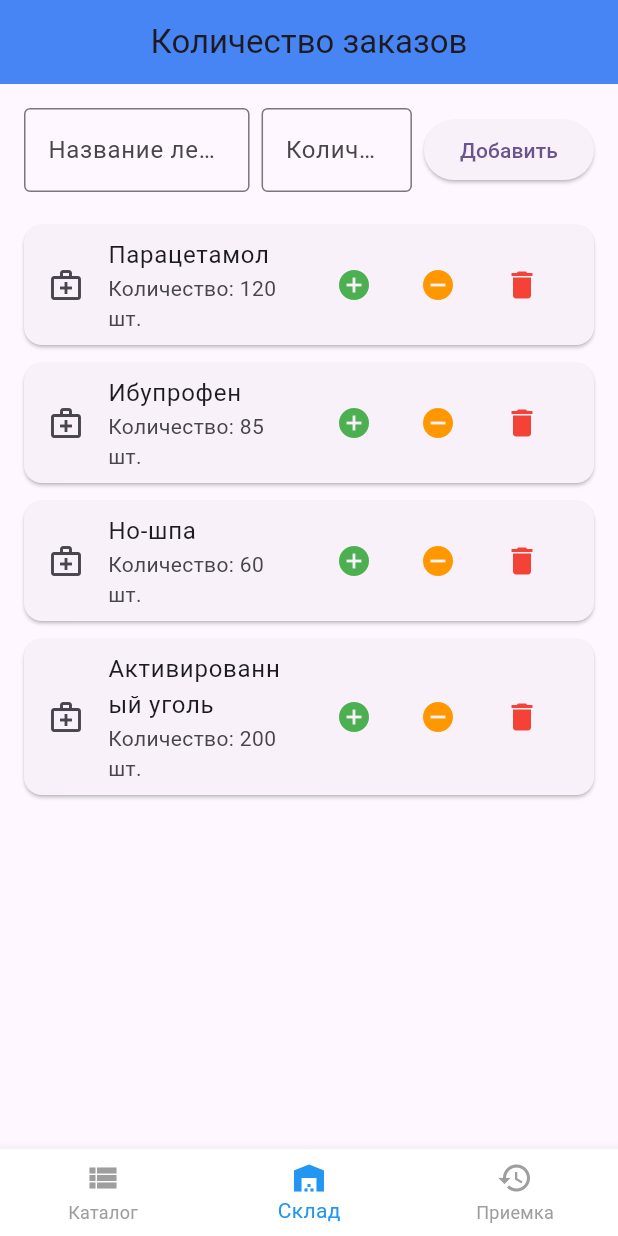
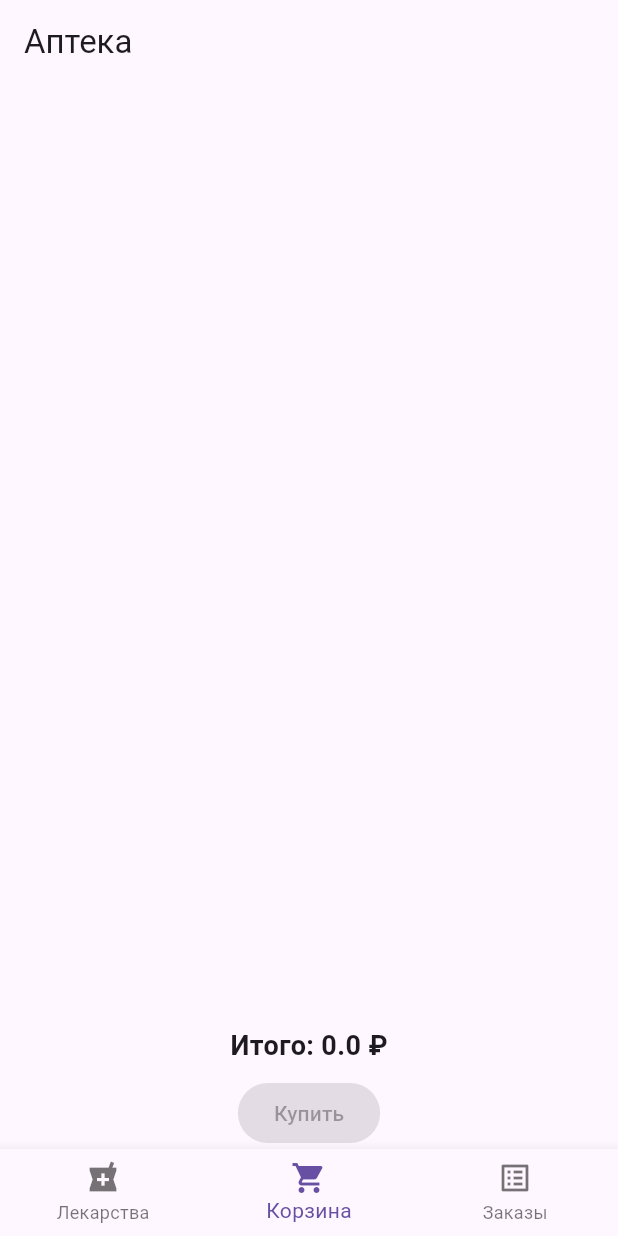
Before and after one commit to depresso-m/first_flutter, a Flutter app: the screen it shows after launch, item 2 of the bottom bar chosen, on a phone screen of 412 x 824 dp. Run offline on Flutter 3.47's test engine with Material 3 defaults, Android fonts, the phone set to English and light mode, and no system bars.

Commit message:
общая логика написана

```diff
--- a/lib/main.dart
+++ b/lib/main.dart
@@ -1,7 +1,11 @@
-import 'package:first_flutter/screens/medReceptionScreen.dart';
-import 'package:first_flutter/screens/medicineScreen.dart';
-import 'package:first_flutter/screens/stockScreen.dart';
+import 'package:first_flutter/screens/cartScreen.dart';
+import 'package:first_flutter/screens/medicinesScreen.dart';
+import 'package:first_flutter/screens/ordersScreen.dart';
 import 'package:flutter/material.dart';
+
+import 'models/cartItem.dart';
+import 'models/medicine.dart';
+import 'models/order.dart';
 
 void main() {
   runApp(const MyApp());
@@ -13,14 +17,15 @@
   @override
   Widget build(BuildContext context) {
     return MaterialApp(
-      title: 'Практика №4',
+      title: 'Аптека',
       theme: ThemeData(
-        colorScheme: ColorScheme.fromSeed(seedColor: Colors.deepPurple),
-      ),
-      home: const MainScreen(),
+          primarySwatch: Colors.teal,
+          useMaterial3: true),
+      home: MainScreen(),
     );
   }
 }
+
 
 class MainScreen extends StatefulWidget {
   const MainScreen({super.key});
@@ -30,48 +35,63 @@
 }
 
 class _MainScreenState extends State<MainScreen> {
-  int _currentIndex = 0;
-  final List<Widget> _screens = const [
-    MedicineScreen(),
-    PharmacyStockScreen(),
-    MedicineReceptionScreen(),
+  int _selectedIndex = 0;
+  List<CartItem> cart = [];
+  List<Order> orders = [];
+
+  final List<Medicine> medicines = [
+    Medicine(name: 'Парацетамол', price: 120),
+    Medicine(name: 'Ибупрофен', price: 150),
+    Medicine(name: 'Аспирин', price: 90),
   ];
 
-  final List<String> _titles = [
-    "Каталог лекарств",
-    "Количество заказов",
-    "Приемка",
-  ];
+  void addToCart(Medicine med) {
+    setState(() {
+      final existing = cart.where((item) => item.medicine == med).toList();
+      if (existing.isNotEmpty) {
+        existing.first.quantity++;
+      } else {
+        cart.add(CartItem(medicine: med));
+      }
+    });
+  }
+
+  void makeOrder(String address) {
+    final total = cart.fold(
+        0.0, (sum, item) => sum + item.medicine.price * item.quantity);
+    setState(() {
+      orders.add(Order(items: List.from(cart),
+          total: total,
+          address: address,
+          date: DateTime.now()));
+      cart.clear();
+    });
+  }
 
   @override
   Widget build(BuildContext context) {
-    return Scaffold(
-      appBar: AppBar(
-        title: Text(_titles[_currentIndex]),
-        centerTitle: true,
-        backgroundColor: Colors.blueAccent,
-        elevation: 4,
-      ),
-      body: _screens[_currentIndex],
-      bottomNavigationBar: BottomNavigationBar(
-        currentIndex: _currentIndex,
-        onTap: (index) {
-          setState(() {
-            _currentIndex = index;
-          });
-        },
-        selectedItemColor: Colors.blue,
-        unselectedItemColor: Colors.grey,
-        backgroundColor: Colors.white,
-        type: BottomNavigationBarType.fixed,
-        items: const [
-          BottomNavigationBarItem(
-            icon: Icon(Icons.view_list),
-            label: "Каталог",
-          ),
-          BottomNavigationBarItem(icon: Icon(Icons.warehouse), label: "Склад"),
-          BottomNavigationBarItem(icon: Icon(Icons.history), label: "Приемка"),
-        ],
+    final screens = [
+      MedicinesScreen(medicines: medicines, onAdd: addToCart),
+      CartScreen(cart: cart, onOrder: makeOrder),
+      OrdersScreen(orders: orders),
+    ];
+
+    return MaterialApp(
+      home: Scaffold(
+        appBar: AppBar(title: Text('Аптека')),
+        body: screens[_selectedIndex],
+        bottomNavigationBar: BottomNavigationBar(
+          currentIndex: _selectedIndex,
+          onTap: (i) => setState(() => _selectedIndex = i),
+          items: const [
+            BottomNavigationBarItem(
+                icon: Icon(Icons.local_pharmacy), label: 'Лекарства'),
+            BottomNavigationBarItem(
+                icon: Icon(Icons.shopping_cart), label: 'Корзина'),
+            BottomNavigationBarItem(
+                icon: Icon(Icons.list_alt), label: 'Заказы'),
+          ],
+        ),
       ),
     );
   }
--- /dev/null
+++ b/lib/models/cartItem.dart
@@ -0,0 +1,7 @@
+import 'medicine.dart';
+
+class CartItem {
+  final Medicine medicine;
+  int quantity;
+  CartItem({required this.medicine, this.quantity = 1});
+}
--- /dev/null
+++ b/lib/models/medicine.dart
@@ -0,0 +1,5 @@
+class Medicine {
+  final String name;
+  final double price;
+  Medicine({required this.name, required this.price});
+}
--- /dev/null
+++ b/lib/models/order.dart
@@ -0,0 +1,9 @@
+import 'cartItem.dart';
+
+class Order {
+  final List<CartItem> items;
+  final double total;
+  final String address;
+  final DateTime date;
+  Order({required this.items, required this.total, required this.address, required this.date});
+}
--- /dev/null
+++ b/lib/screens/cartScreen.dart
@@ -0,0 +1,83 @@
+import 'package:flutter/material.dart';
+
+import '../models/cartItem.dart';
+
+class CartScreen extends StatefulWidget {
+  final List<CartItem> cart;
+  final Function(String) onOrder;
+  const CartScreen({required this.cart, required this.onOrder});
+
+  @override
+  _CartScreenState createState() => _CartScreenState();
+}
+
+class _CartScreenState extends State<CartScreen> {
+  @override
+  Widget build(BuildContext context) {
+    final total = widget.cart.fold(0.0, (sum, item) => sum + item.medicine.price * item.quantity);
+
+    return Column(
+      children: [
+        Expanded(
+          child: ListView.builder(
+            itemCount: widget.cart.length,
+            itemBuilder: (_, i) {
+              final item = widget.cart[i];
+              return ListTile(
+                title: Text(item.medicine.name),
+                subtitle: Text('${item.medicine.price} ₽ x ${item.quantity}'),
+                trailing: Row(
+                  mainAxisSize: MainAxisSize.min,
+                  children: [
+                    IconButton(icon: Icon(Icons.remove), onPressed: () {
+                      setState(() {
+                        if (item.quantity > 1) item.quantity--;
+                      });
+                    }),
+                    IconButton(icon: Icon(Icons.add), onPressed: () {
+                      setState(() {
+                        item.quantity++;
+                      });
+                    }),
+                  ],
+                ),
+              );
+            },
+          ),
+        ),
+        Padding(
+          padding: const EdgeInsets.all(8.0),
+          child: Text('Итого: $total ₽', style: TextStyle(fontSize: 18, fontWeight: FontWeight.bold)),
+        ),
+        ElevatedButton(
+          child: Text('Купить'),
+          onPressed: widget.cart.isEmpty ? null : () {
+            showDialog(
+              context: context,
+              builder: (dialogContext) {
+                final controller = TextEditingController();
+                return AlertDialog(
+                  title: Text('Адрес доставки'),
+                  content: TextField(controller: controller, decoration: InputDecoration(hintText: 'Введите адрес')),
+                  actions: [
+                    TextButton(onPressed: () => Navigator.pop(dialogContext), child: Text('Отмена')),
+                    ElevatedButton(
+                      onPressed: () {
+                        final address = controller.text;
+                        Navigator.pop(dialogContext);
+                        WidgetsBinding.instance.addPostFrameCallback((_) {
+                          widget.onOrder(address);
+                        });
+                      },
+                      child: Text('Подтвердить'),
+                    ),
+                  ],
+                );
+              },
+            );
+          },
+        ),
+      ],
+    );
+  }
+}
--- a/lib/screens/stockScreen.dart
+++ /dev/null
@@ -1,166 +0,0 @@
-import 'package:flutter/material.dart';
-
-class PharmacyStockScreen extends StatefulWidget {
-  const PharmacyStockScreen({super.key});
-
-  @override
-  State<PharmacyStockScreen> createState() => _PharmacyStockScreenState();
-}
-
-class _PharmacyStockScreenState extends State<PharmacyStockScreen> {
-  final List<Medicine> _medicines = [
-    Medicine(name: "Парацетамол", quantity: 120),
-    Medicine(name: "Ибупрофен", quantity: 85),
-    Medicine(name: "Но-шпа", quantity: 60),
-    Medicine(name: "Активированный уголь", quantity: 200),
-  ];
-  final TextEditingController _nameController = TextEditingController();
-  final TextEditingController _countController = TextEditingController();
-
-  void _addMedicine() {
-    final name = _nameController.text.trim();
-    final countText = _countController.text.trim();
-    final count = int.tryParse(countText) ?? 0;
-
-    if (name.isEmpty || count <= 0) return;
-
-    setState(() {
-      _medicines.add(Medicine(name: name, quantity: count));
-    });
-
-    _nameController.clear();
-    _countController.clear();
-  }
-
-  void _removeMedicine(int index) {
-    setState(() {
-      _medicines.removeAt(index);
-    });
-  }
-
-  @override
-  Widget build(BuildContext context) {
-    return Center(
-      child: Padding(
-        padding: const EdgeInsets.all(16.0),
-        child: Column(
-          mainAxisAlignment: MainAxisAlignment.start,
-          children: [
-            Row(
-              children: [
-                Expanded(
-                  flex: 3,
-                  child: TextField(
-                    controller: _nameController,
-                    decoration: const InputDecoration(
-                      labelText: "Название лекарства",
-                      border: OutlineInputBorder(),
-                    ),
-                  ),
-                ),
-                const SizedBox(width: 8),
-                Expanded(
-                  flex: 2,
-                  child: TextField(
-                    controller: _countController,
-                    keyboardType: TextInputType.number,
-                    decoration: const InputDecoration(
-                      labelText: "Количество",
-                      border: OutlineInputBorder(),
-                    ),
-                  ),
-                ),
-                const SizedBox(width: 8),
-                ElevatedButton(
-                  onPressed: _addMedicine,
-                  child: const Text("Добавить"),
-                ),
-              ],
-            ),
-            const SizedBox(height: 16),
-
-            Expanded(
-              child: ListView.builder(
-                itemCount: _medicines.length,
-                itemBuilder: (context, index) {
-                  final medicine = _medicines[index];
-                  return MedicineItem(
-                    key: ValueKey(medicine.name),
-                    medicine: medicine,
-                    onRemove: () => _removeMedicine(index),
-                  );
-                },
-              ),
-            ),
-          ],
-        ),
-      ),
-    );
-  }
-}
-
-class Medicine {
-  String name;
-  int quantity;
-
-  Medicine({required this.name, required this.quantity});
-}
-
-class MedicineItem extends StatefulWidget {
-  final Medicine medicine;
-  final VoidCallback onRemove;
-
-  const MedicineItem({
-    required Key key,
-    required this.medicine,
-    required this.onRemove,
-  }) : super(key: key);
-
-  @override
-  State<MedicineItem> createState() => _MedicineItemState();
-}
-
-class _MedicineItemState extends State<MedicineItem> {
-  void _increase() {
-    setState(() {
-      widget.medicine.quantity++;
-    });
-  }
-
-  void _decrease() {
-    setState(() {
-      if (widget.medicine.quantity > 0) {
-        widget.medicine.quantity--;
-      }
-    });
-  }
-
-  @override
-  Widget build(BuildContext context) {
-    return Card(
-      margin: const EdgeInsets.symmetric(vertical: 6),
-      child: ListTile(
-        leading: const Icon(Icons.medical_services_outlined),
-        title: Text(widget.medicine.name),
-        subtitle: Text("Количество: ${widget.medicine.quantity} шт."),
-        trailing: Wrap(
-          spacing: 8,
-          children: [
-            IconButton(
-              icon: const Icon(Icons.add_circle, color: Colors.green),
-              onPressed: _increase,
-            ),
-            IconButton(
-              icon: const Icon(Icons.remove_circle, color: Colors.orange),
-              onPressed: _decrease,
-            ),
-            IconButton(
-              icon: const Icon(Icons.delete, color: Colors.red),
-              onPressed: widget.onRemove,
-            ),
-          ],
-        ),
-      ),
-    );
-  }
-}
```
Also changed, not shown: lib/screens/medReceptionScreen.dart (deleted, +0 -92 lines), lib/screens/medicineScreen.dart (deleted, +0 -87 lines), lib/screens/medicinesScreen.dart (added, +52 -0 lines), lib/screens/ordersScreen.dart (added, +44 -0 lines).
